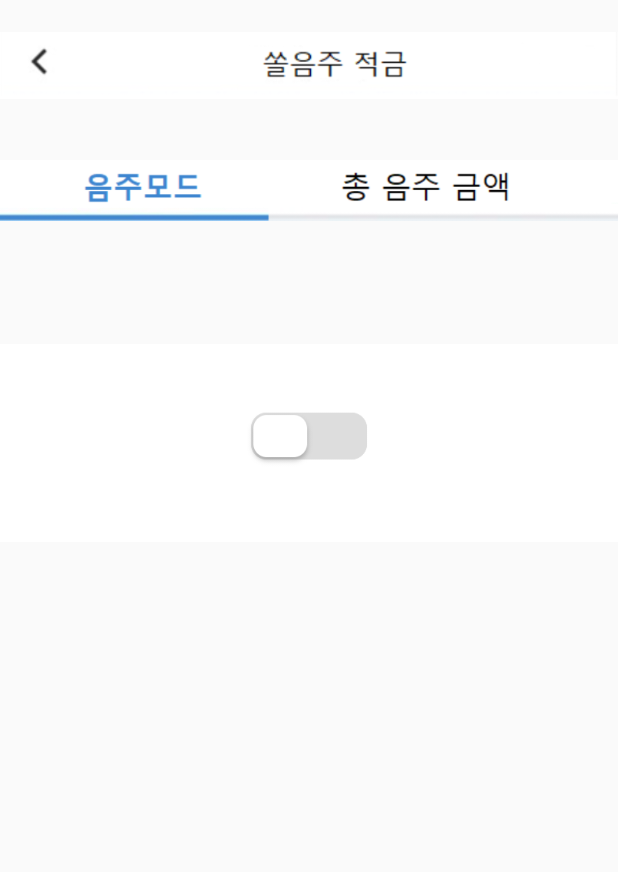
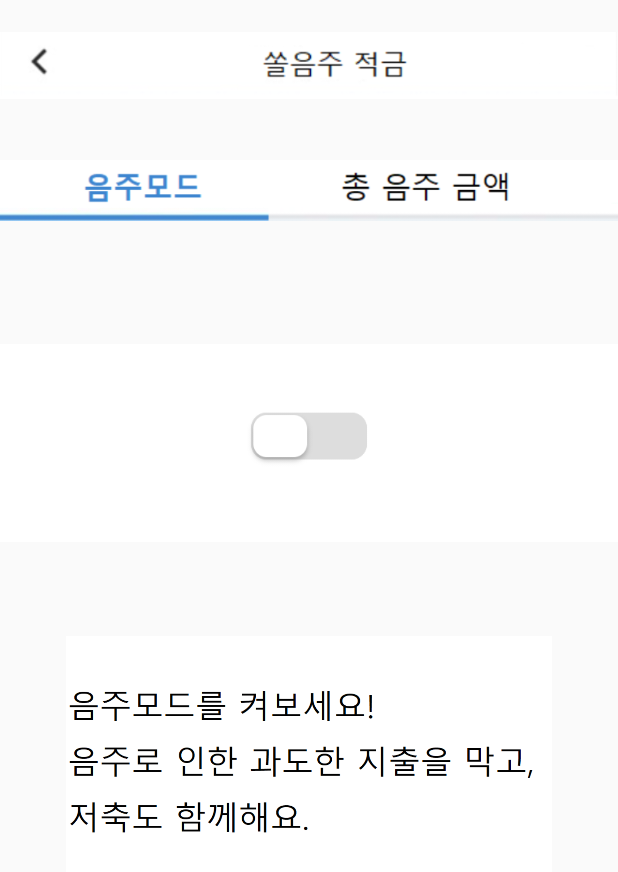
Before and after one commit to Tofu-Kimchi/Shinhan-Hackathon2019, an Android app: the ModeActivity screen opened directly, with no data from a screen before it, on a phone screen of 412 x 824 dp. Shown: the top 872 px of the screen. Run offline under Robolectric (Android 15) with nearby library versions, the phone set to English and light mode, and no system bars.

Commit message:
no message

```diff
--- a/app/src/main/java/com/khan/guu/a2019hackethonshinhan/ModeActivity.java
+++ b/app/src/main/java/com/khan/guu/a2019hackethonshinhan/ModeActivity.java
@@ -29,6 +29,7 @@ public class ModeActivity extends AppCompatActivity implements View.OnClickListe
     ImageView before;
     EditText edit;
     Button save;
+    ImageView mode_back;
 
 
     @Override
@@ -52,7 +53,11 @@ public class ModeActivity extends AppCompatActivity implements View.OnClickListe
 
         edit = (EditText)findViewById(R.id.input);
 
+        save = findViewById(R.id.save);
+        save.setOnClickListener(new ModeActivity.MyListener5());
 
+        mode_back = findViewById(R.id.mode_back);
+        mode_back.setVisibility(View.VISIBLE);
 
         String url = "http://10.3.17.205:8000/api/total/get_mode/?user=user1";
         ContentValues _params = new ContentValues();
@@ -89,18 +94,20 @@ public class ModeActivity extends AppCompatActivity implements View.OnClickListe
         @Override
         public void onClick(View v) {
             if(flag == 0) {
+                Toast.makeText(getApplicationContext(), "음주모드 On", Toast.LENGTH_SHORT).show();
                 toggle.setImageResource(R.drawable.toggle_on);
                 lo.setVisibility(View.VISIBLE);
+                mode_back.setVisibility(View.INVISIBLE);
                 flag =1;
             } else {
                 toggle.setImageResource(R.drawable.toggle_off);
                 lo.setVisibility(View.INVISIBLE);
+                mode_back.setVisibility(View.INVISIBLE);
                 flag =0;
             }
 
         }
     }
-
 
     class MyListener4 implements View.OnClickListener {
 
@@ -110,6 +117,17 @@ public class ModeActivity extends AppCompatActivity implements View.OnClickListe
             startActivity(itt);
         }
     }
+
+    class MyListener5 implements View.OnClickListener {
+
+        @Override
+        public void onClick(View v) {
+            Toast.makeText(getApplicationContext(), "한도가 지정되었습니다", Toast.LENGTH_SHORT).show();
+            edit.setText("");
+        }
+    }
+
+
 
     public void OnClickHandler(View view)
     {
--- a/app/src/main/res/layout/activity_mainn.xml
+++ b/app/src/main/res/layout/activity_mainn.xml
@@ -1,5 +1,5 @@
 <?xml version="1.0" encoding="utf-8"?>
-<android.support.constraint.ConstraintLayout xmlns:android="http://schemas.android.com/apk/res/android"
+<LinearLayout xmlns:android="http://schemas.android.com/apk/res/android"
     xmlns:app="http://schemas.android.com/apk/res-auto"
     xmlns:tools="http://schemas.android.com/tools"
     android:layout_width="match_parent"
@@ -13,10 +13,11 @@
         android:layout_height="fill_parent"
         android:id="@+id/img_mainn"
         android:src="@drawable/mainn"
+        android:scaleType="fitXY"
         app:layout_constraintBottom_toBottomOf="parent"
         app:layout_constraintLeft_toLeftOf="parent"
         app:layout_constraintRight_toRightOf="parent"
         app:layout_constraintTop_toTopOf="parent"/>
 
 
-</android.support.constraint.ConstraintLayout>
+</LinearLayout>
--- a/app/src/main/res/layout/activity_mode.xml
+++ b/app/src/main/res/layout/activity_mode.xml
@@ -25,6 +25,13 @@
         android:layout_height="wrap_content"
         android:id="@+id/toggle" />
 
+    <ImageView
+        android:layout_width="match_parent"
+        android:layout_height="match_parent"
+        android:src="@drawable/mode_back"
+        android:id="@+id/mode_back"
+        />
+
     <LinearLayout
         android:layout_width="match_parent"
         android:layout_height="wrap_content"
@@ -49,10 +56,8 @@
 
             android:paddingRight="100dp"
             android:backgroundTint="#ff3789db"
-            android:onClick="OnClickHandler"
+            android:onClick="onClick"
             android:id="@+id/save"
             />
-
     </LinearLayout>
-
 </LinearLayout>
```
Also changed, not shown: app/src/main/res/drawable/mode_back.png (added).
